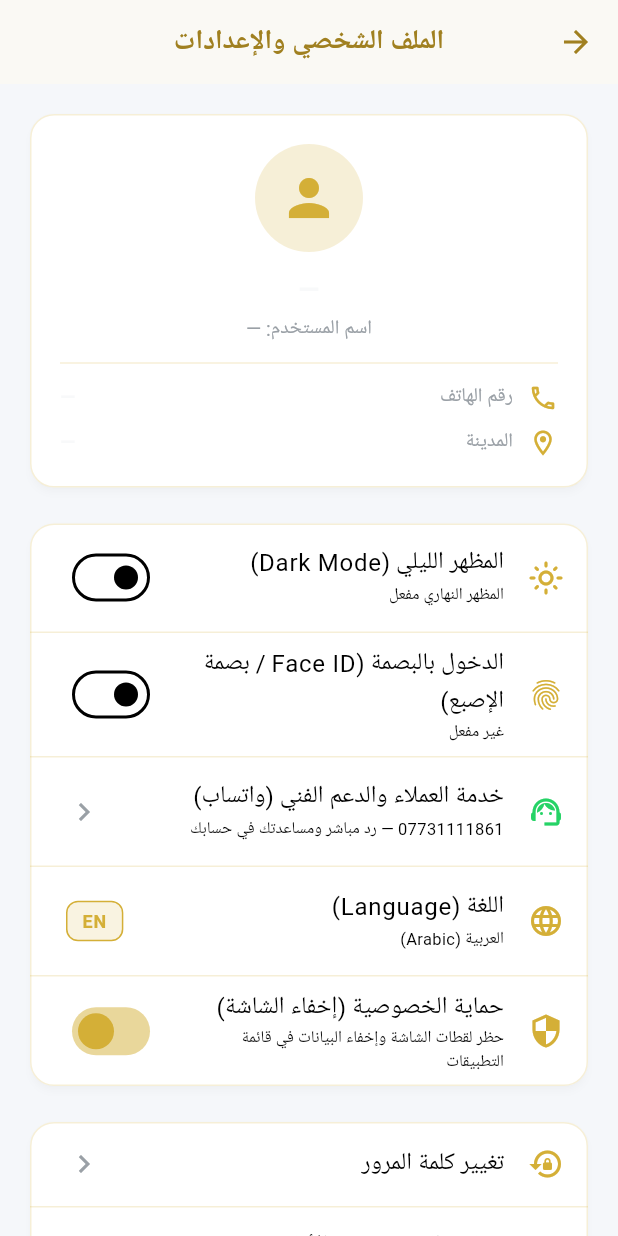
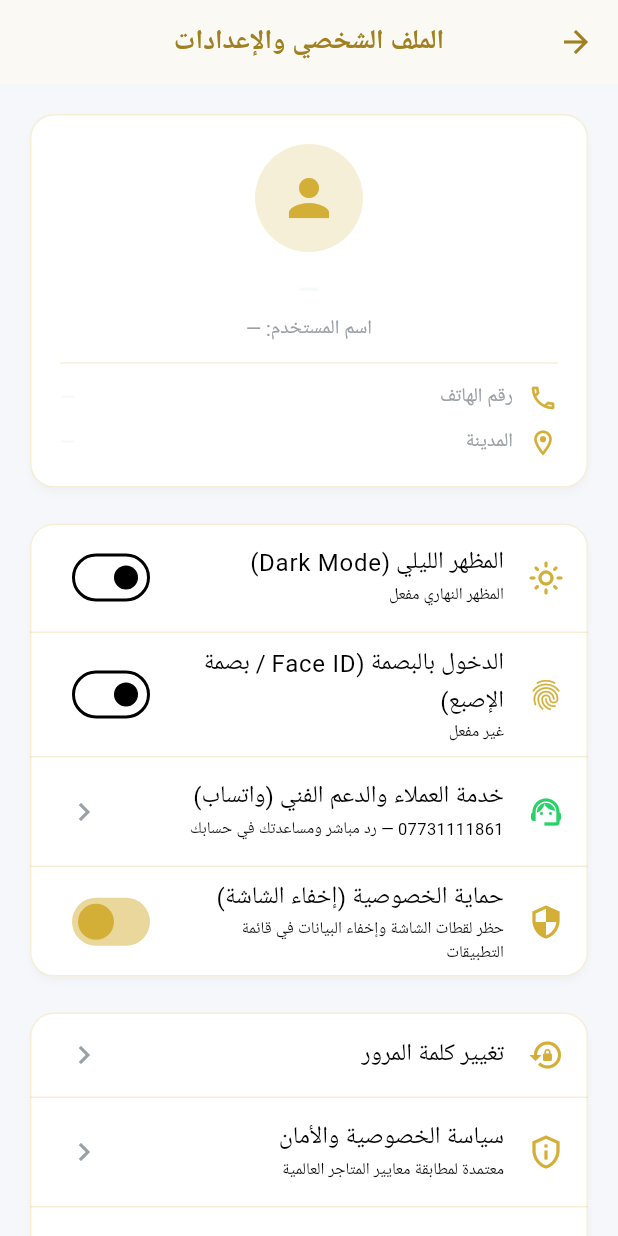
Before and after one commit to aliblonde/al-asafy-deposits, a Flutter app: the ProfileTab screen opened directly, after a tap on "المظهر الليلي (Dark Mode)", on a phone screen of 412 x 824 dp. Run offline on Flutter 3.47's test engine with Material 3 defaults, Android fonts, the phone set to English and light mode, and no system bars; our stand-ins replace firebase_core, firebase_messaging, google_fonts, local_auth, pdf, printing and 1 more; accounts and stored records are empty; network calls fail; Roboto replaces fonts that are missing (Tajawal); project files that could hold a hidden picture were left out.

Commit message:
feat: Lock mobile app to Arabic and set custom green bank launcher icon

```diff
--- a/mobile_app/lib/constants/localization.dart
+++ /dev/null
@@ -1,58 +0,0 @@
-import 'package:flutter/material.dart';
-import 'package:shared_preferences/shared_preferences.dart';
-
-class AppLocale {
-  static const String _prefLangKey = 'app_language_code';
-  static final ValueNotifier<Locale> localeNotifier = ValueNotifier<Locale>(const Locale('ar', 'SA'));
-
-  static bool get isArabic => localeNotifier.value.languageCode == 'ar';
-
-  static Future<void> initLocale() async {
-    final prefs = await SharedPreferences.getInstance();
-    final code = prefs.getString(_prefLangKey) ?? 'ar';
-    localeNotifier.value = code == 'en' ? const Locale('en', 'US') : const Locale('ar', 'SA');
-  }
-
-  static Future<void> toggleLanguage() async {
-    final newCode = isArabic ? 'en' : 'ar';
-    final prefs = await SharedPreferences.getInstance();
-    await prefs.setString(_prefLangKey, newCode);
-    localeNotifier.value = newCode == 'en' ? const Locale('en', 'US') : const Locale('ar', 'SA');
-  }
-
-  static String text(String key) {
-    final lang = localeNotifier.value.languageCode;
-    return _translations[key]?[lang] ?? _translations[key]?['ar'] ?? key;
-  }
-
-  static final Map<String, Map<String, String>> _translations = {
-    'app_title': {'ar': 'العسافي للاستثمارات', 'en': 'AL-ASAFY INVESTMENTS'},
-    'home_tab': {'ar': 'الرئيسية', 'en': 'Dashboard'},
-    'deposits_tab': {'ar': 'الودائع', 'en': 'Deposits'},
-    'tx_tab': {'ar': 'كشف الحساب', 'en': 'Transactions'},
-    'profile_tab': {'ar': 'الملف الشخصي', 'en': 'Profile'},
-    'notifications': {'ar': 'الإشعارات', 'en': 'Notifications'},
-    'whatsapp': {'ar': 'تواصل واتساب مع الدعم', 'en': 'WhatsApp Support'},
-    'export_pdf': {'ar': 'تصدير كشف حساب PDF', 'en': 'Export PDF Statement'},
-    'pending_review': {'ar': 'طلبات السحب قيد المراجعة', 'en': 'Pending Withdrawal Requests'},
-    'active_deposits': {'ar': 'الودائع النشطة', 'en': 'Active Deposits'},
-    'recent_tx': {'ar': 'آخر الحركات المالية', 'en': 'Recent Transactions'},
-    'withdraw_btn': {'ar': 'طلب سحب أرباح', 'en': 'Withdraw Profit'},
-    'profit_due': {'ar': 'أرباح مستحقة للصرف الآن', 'en': 'Profits Due for Payout Now'},
-    'next_cycle': {'ar': 'أقرب استحقاق صرف دوري', 'en': 'Next Periodic Payout Date'},
-    'total_balance': {'ar': 'إجمالي الرصيد الاستثماري', 'en': 'Total Investment Balance'},
-    'total_profit': {'ar': 'الأرباح المتراكمة', 'en': 'Accumulated Profits'},
-    'dark_mode': {'ar': 'الوضع الليلي والنهاري', 'en': 'Dark / Light Theme'},
-    'biometrics': {'ar': 'تسجيل الدخول بالبصمة', 'en': 'Biometric Authentication'},
-    'privacy_mode': {'ar': 'حماية الخصوصية (إخفاء الشاشة)', 'en': 'Privacy Mode (Hide Screen in Apps)'},
-    'language': {'ar': 'اللغة (Language)', 'en': 'Language (اللغة)'},
-    'current_lang': {'ar': 'العربية', 'en': 'English'},
-    'change_password': {'ar': 'تغيير كلمة المرور', 'en': 'Change Password'},
-    'logout': {'ar': 'تسجيل الخروج من الحساب', 'en': 'Sign Out'},
-    'offline_title': {'ar': 'لا يوجد اتصال بالإنترنت', 'en': 'No Internet Connection'},
-    'offline_desc': {'ar': 'أنت غير متصل حالياً، يرجى فحص الشبكة', 'en': 'You are offline, check your network'},
-    'monthly_growth': {'ar': 'مؤشر نمو الأرباح الشهرية', 'en': 'Monthly Profit Growth Index'},
-  };
-}
-
-String tr(String key) => AppLocale.text(key);
--- a/mobile_app/lib/main.dart
+++ b/mobile_app/lib/main.dart
@@ -1,8 +1,6 @@
 import 'package:flutter/material.dart';
 import 'package:flutter_localizations/flutter_localizations.dart';
 import 'constants/theme.dart';
-import 'constants/localization.dart';
-import 'services/api_service.dart';
 import 'services/fcm_service.dart';
 import 'screens/splash_screen.dart';
 import 'widgets/offline_banner_widget.dart';
@@ -10,7 +8,6 @@ import 'widgets/offline_banner_widget.dart';
 void main() async {
   WidgetsFlutterBinding.ensureInitialized();
   await AppTheme.initTheme();
-  await AppLocale.initLocale();
   await FcmService.initialize();
   runApp(const AlAsafyApp());
 }
@@ -23,19 +20,15 @@ class AlAsafyApp extends StatelessWidget {
     return ValueListenableBuilder<ThemeMode>(
       valueListenable: AppTheme.themeModeNotifier,
       builder: (context, currentMode, _) {
-        return ValueListenableBuilder<Locale>(
-          valueListenable: AppLocale.localeNotifier,
-          builder: (context, currentLocale, _) {
         return MaterialApp(
-              title: AppLocale.text('app_title'),
+          title: 'مجموعة العسافي للاستثمارات',
           debugShowCheckedModeBanner: false,
           theme: AppTheme.lightTheme,
           darkTheme: AppTheme.darkTheme,
           themeMode: currentMode,
-              locale: currentLocale,
+          locale: const Locale('ar', 'SA'),
           supportedLocales: const [
             Locale('ar', 'SA'),
-                Locale('en', 'US'),
           ],
           localizationsDelegates: const [
             GlobalMaterialLocalizations.delegate,
@@ -46,7 +39,5 @@ class AlAsafyApp extends StatelessWidget {
         );
       },
     );
-      },
-    );
   }
 }
--- a/mobile_app/lib/screens/home_tab.dart
+++ b/mobile_app/lib/screens/home_tab.dart
@@ -1,7 +1,6 @@
 import 'package:flutter/material.dart';
 import 'package:intl/intl.dart';
 import '../constants/theme.dart';
-import '../constants/localization.dart';
 import '../services/api_service.dart';
 import '../services/fcm_service.dart';
 import '../widgets/profit_chart_widget.dart';
--- a/mobile_app/lib/screens/profile_tab.dart
+++ b/mobile_app/lib/screens/profile_tab.dart
@@ -3,7 +3,6 @@ import 'package:flutter/services.dart';
 import 'package:local_auth/local_auth.dart';
 import 'package:shared_preferences/shared_preferences.dart';
 import '../constants/theme.dart';
-import '../constants/localization.dart';
 import '../services/api_service.dart';
 import 'login_screen.dart';
 
@@ -463,30 +462,6 @@ class _ProfileTabState extends State<ProfileTab> {
                   ),
                   const Divider(color: AppTheme.borderGold, height: 1),
 
-                  // Language Switcher Tile
-                  ValueListenableBuilder<Locale>(
-                    valueListenable: AppLocale.localeNotifier,
-                    builder: (ctx, locale, _) {
-                      final isAr = locale.languageCode == 'ar';
-                      return ListTile(
-                        leading: const Icon(Icons.language, color: AppTheme.gold),
-                        title: const Text('اللغة (Language)'),
-                        subtitle: Text(isAr ? 'العربية (Arabic)' : 'English (الإنجليزية)', style: const TextStyle(fontSize: 11)),
-                        trailing: Container(
-                          padding: const EdgeInsets.symmetric(horizontal: 10, vertical: 4),
-                          decoration: BoxDecoration(
-                            color: AppTheme.gold.withValues(alpha: 0.15),
-                            borderRadius: BorderRadius.circular(8),
-                            border: Border.all(color: AppTheme.gold, width: 1),
-                          ),
-                          child: Text(isAr ? 'EN' : 'عربي', style: const TextStyle(color: AppTheme.gold, fontWeight: FontWeight.bold, fontSize: 12)),
-                        ),
-                        onTap: AppLocale.toggleLanguage,
-                      );
-                    },
-                  ),
-                  const Divider(color: AppTheme.borderGold, height: 1),
-
                   // Privacy Protection (FLAG_SECURE) Toggle
                   SwitchListTile(
                     secondary: const Icon(Icons.security, color: AppTheme.gold),
--- a/mobile_app/pubspec.yaml
+++ b/mobile_app/pubspec.yaml
@@ -29,3 +29,5 @@ dev_dependencies:
 
 flutter:
   uses-material-design: true
+  assets:
+    - assets/images/
```
Also changed, not shown: mobile_app/lib/screens/login_screen.dart (+5 -3 lines), mobile_app/lib/screens/splash_screen.dart (+7 -5 lines), mobile_app/lib/widgets/offline_banner_widget.dart (+3 -4 lines), mobile_app/lib/widgets/profit_chart_widget.dart (+3 -4 lines), mobile_app/assets/images/app_logo.png (added), 11 other files. Lines whose indentation alone changed are shown as unchanged.
